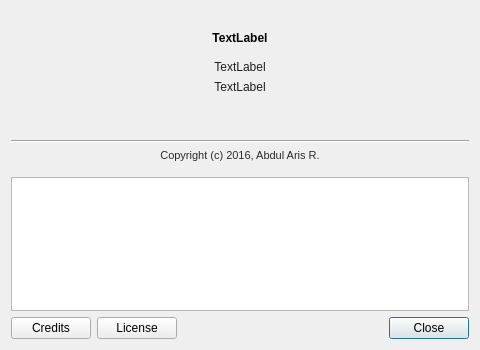
The window that pdfviewer/src/ui/aboutdialog.ui (zhanglt/pdf_watermark) describes before a commit, drawn with Qt 5.
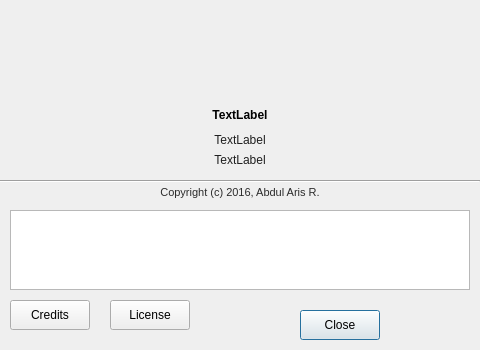
The same window after the commit. Icons and pictures are not drawn.

Diff of the .ui file:
```diff
--- a/pdfviewer/src/ui/aboutdialog.ui
+++ b/pdfviewer/src/ui/aboutdialog.ui
@@ -35,9 +35,15 @@
    <iconset resource="../res.qrc">
     <normaloff>:/img/about.png</normaloff>:/img/about.png</iconset>
   </property>
-  <layout class="QVBoxLayout" name="verticalLayout_2">
-   <item>
     <widget class="QLabel" name="label_3">
+   <property name="geometry">
+    <rect>
+     <x>0</x>
+     <y>0</y>
+     <width>480</width>
+     <height>100</height>
+    </rect>
+   </property>
      <property name="minimumSize">
       <size>
        <width>0</width>
@@ -63,9 +69,15 @@
       <set>Qt::AlignCenter</set>
      </property>
     </widget>
-   </item>
-   <item>
     <widget class="QLabel" name="programNameLbl">
+   <property name="geometry">
+    <rect>
+     <x>0</x>
+     <y>100</y>
+     <width>480</width>
+     <height>30</height>
+    </rect>
+   </property>
      <property name="styleSheet">
       <string notr="true">font-weight: bold</string>
      </property>
@@ -79,21 +91,15 @@
       <bool>true</bool>
      </property>
     </widget>
-   </item>
-   <item>
-    <widget class="QWidget" name="textContent" native="true">
-     <layout class="QVBoxLayout" name="verticalLayout">
-      <property name="leftMargin">
-       <number>0</number>
-      </property>
-      <property name="topMargin">
-       <number>9</number>
-      </property>
-      <property name="rightMargin">
-       <number>0</number>
-      </property>
-      <item>
        <widget class="QLabel" name="programVersionLbl">
+   <property name="geometry">
+    <rect>
+     <x>0</x>
+     <y>130</y>
+     <width>480</width>
+     <height>20</height>
+    </rect>
+   </property>
         <property name="styleSheet">
          <string notr="true">color: rgb(31, 31, 31);</string>
         </property>
@@ -107,9 +113,15 @@
          <bool>true</bool>
         </property>
        </widget>
-      </item>
-      <item>
        <widget class="QLabel" name="programDescLbl">
+   <property name="geometry">
+    <rect>
+     <x>0</x>
+     <y>150</y>
+     <width>480</width>
+     <height>20</height>
+    </rect>
+   </property>
         <property name="styleSheet">
          <string notr="true">color: rgb(31, 31, 31);</string>
         </property>
@@ -123,29 +135,28 @@
          <bool>true</bool>
         </property>
        </widget>
-      </item>
-      <item>
-       <spacer name="verticalSpacer">
-        <property name="orientation">
-         <enum>Qt::Vertical</enum>
-        </property>
-        <property name="sizeHint" stdset="0">
-         <size>
-          <width>20</width>
-          <height>40</height>
-         </size>
-        </property>
-       </spacer>
-      </item>
-      <item>
        <widget class="Line" name="line">
+   <property name="geometry">
+    <rect>
+     <x>0</x>
+     <y>180</y>
+     <width>480</width>
+     <height>3</height>
+    </rect>
+   </property>
         <property name="orientation">
          <enum>Qt::Horizontal</enum>
         </property>
        </widget>
-      </item>
-      <item>
        <widget class="QLabel" name="label_2">
+   <property name="geometry">
+    <rect>
+     <x>0</x>
+     <y>183</y>
+     <width>480</width>
+     <height>20</height>
+    </rect>
+   </property>
         <property name="text">
          <string>&lt;html&gt;&lt;head/&gt;&lt;body&gt;&lt;p&gt;&lt;span style=&quot; font-size:8pt; color:#2b2b2b;&quot;&gt;Copyright (c) 2016, Abdul Aris R.&lt;/span&gt;&lt;/p&gt;&lt;/body&gt;&lt;/html&gt;</string>
         </property>
@@ -153,12 +164,15 @@
          <set>Qt::AlignCenter</set>
         </property>
        </widget>
-      </item>
-     </layout>
-    </widget>
-   </item>
-   <item>
     <widget class="QTextEdit" name="textEdit">
+   <property name="geometry">
+    <rect>
+     <x>10</x>
+     <y>210</y>
+     <width>460</width>
+     <height>80</height>
+    </rect>
+   </property>
      <property name="styleSheet">
       <string notr="true">font: 8pt &quot;Sans&quot;;</string>
      </property>
@@ -169,14 +183,15 @@
       <set>Qt::LinksAccessibleByKeyboard|Qt::LinksAccessibleByMouse|Qt::TextBrowserInteraction|Qt::TextSelectableByKeyboard|Qt::TextSelectableByMouse</set>
      </property>
     </widget>
-   </item>
-   <item>
-    <layout class="QHBoxLayout" name="horizontalLayout">
-     <property name="spacing">
-      <number>6</number>
-     </property>
-     <item>
       <widget class="QPushButton" name="creditBtn">
+   <property name="geometry">
+    <rect>
+     <x>10</x>
+     <y>300</y>
+     <width>80</width>
+     <height>30</height>
+    </rect>
+   </property>
        <property name="text">
         <string>Credits</string>
        </property>
@@ -187,9 +202,15 @@
         <bool>false</bool>
        </property>
       </widget>
-     </item>
-     <item>
       <widget class="QPushButton" name="licenseBtn">
+   <property name="geometry">
+    <rect>
+     <x>110</x>
+     <y>300</y>
+     <width>80</width>
+     <height>30</height>
+    </rect>
+   </property>
        <property name="text">
         <string>License</string>
        </property>
@@ -200,22 +221,15 @@
         <bool>false</bool>
        </property>
       </widget>
-     </item>
-     <item>
-      <spacer name="horizontalSpacer">
-       <property name="orientation">
-        <enum>Qt::Horizontal</enum>
-       </property>
-       <property name="sizeHint" stdset="0">
-        <size>
-         <width>40</width>
-         <height>20</height>
-        </size>
-       </property>
-      </spacer>
-     </item>
-     <item>
       <widget class="QPushButton" name="pushButton_3">
+   <property name="geometry">
+    <rect>
+     <x>300</x>
+     <y>310</y>
+     <width>80</width>
+     <height>30</height>
+    </rect>
+   </property>
        <property name="minimumSize">
         <size>
          <width>70</width>
@@ -232,10 +246,6 @@
         <string>Close</string>
        </property>
       </widget>
-     </item>
-    </layout>
-   </item>
-  </layout>
  </widget>
  <resources>
   <include location="../res.qrc"/>
```
Left out of the diff: 2 changed lines with no effect on the pictures. Lines whose indentation alone changed are shown as unchanged.
